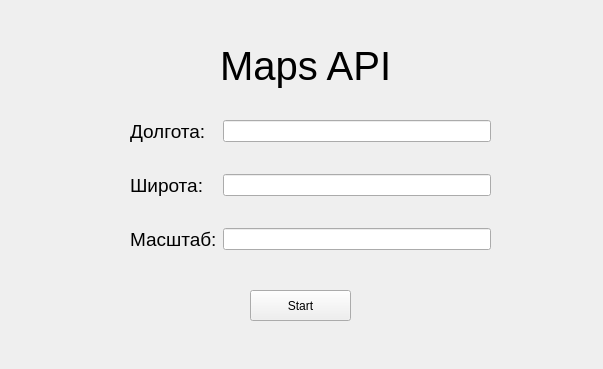
This is start_qt_window.ui in pop-arthur/Yandex_Maps_Tasks as Qt 5 draws it before an edit. The edited form follows.
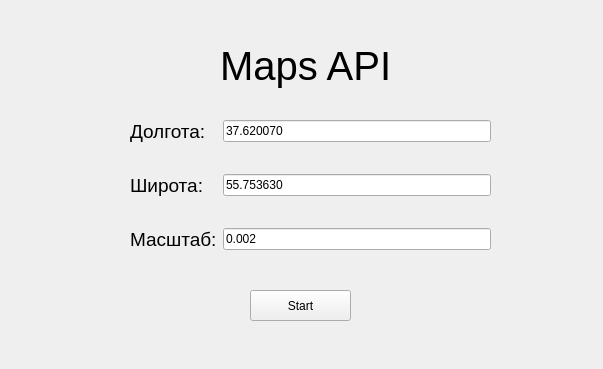
This is the edited form.

Diff of the .ui file:
```diff
--- a/start_qt_window.ui
+++ b/start_qt_window.ui
@@ -92,7 +92,11 @@
      </widget>
     </item>
     <item row="2" column="1">
-     <widget class="QLineEdit" name="latitude"/>
+     <widget class="QLineEdit" name="latitude">
+      <property name="text">
+       <string>55.753630</string>
+      </property>
+     </widget>
     </item>
     <item row="3" column="1">
      <spacer name="verticalSpacer_2">
@@ -120,10 +124,18 @@
      </widget>
     </item>
     <item row="4" column="1">
-     <widget class="QLineEdit" name="scale"/>
+     <widget class="QLineEdit" name="scale">
+      <property name="text">
+       <string>0.002</string>
+      </property>
+     </widget>
     </item>
     <item row="0" column="1">
-     <widget class="QLineEdit" name="longitude"/>
+     <widget class="QLineEdit" name="longitude">
+      <property name="text">
+       <string>37.620070</string>
+      </property>
+     </widget>
     </item>
    </layout>
   </widget>
```
